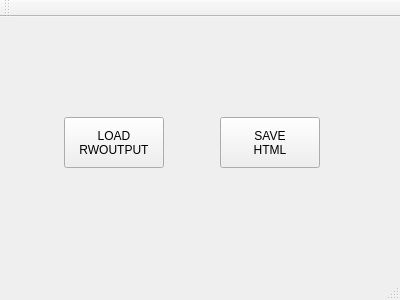
Before: the Qt Designer form mainwindow.ui in farling42/RWoutput, drawn with Qt 5.
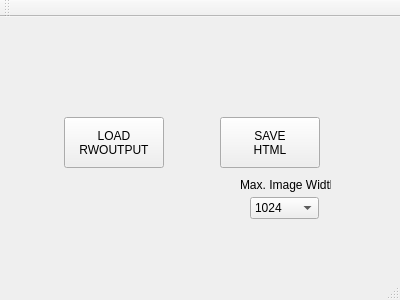
After: the same form once the commit is applied.

Commit message: Provide a way of limiting the maximum allowed size of an image file. The scaling is kept as a binary size of the original image, to avoid loss of clarity (e.g. 1/2, 1/4, 1/8, 1/16 size)

```diff
--- a/mainwindow.ui
+++ b/mainwindow.ui
@@ -42,6 +42,52 @@
 HTML</string>
     </property>
    </widget>
+   <widget class="QComboBox" name="maxImageWidth">
+    <property name="geometry">
+     <rect>
+      <x>250</x>
+      <y>180</y>
+      <width>69</width>
+      <height>22</height>
+     </rect>
+    </property>
+    <property name="currentIndex">
+     <number>2</number>
+    </property>
+    <item>
+     <property name="text">
+      <string>Original Size</string>
+     </property>
+    </item>
+    <item>
+     <property name="text">
+      <string>512</string>
+     </property>
+    </item>
+    <item>
+     <property name="text">
+      <string>1024</string>
+     </property>
+    </item>
+    <item>
+     <property name="text">
+      <string>2048</string>
+     </property>
+    </item>
+   </widget>
+   <widget class="QLabel" name="label">
+    <property name="geometry">
+     <rect>
+      <x>240</x>
+      <y>160</y>
+      <width>91</width>
+      <height>16</height>
+     </rect>
+    </property>
+    <property name="text">
+     <string>Max. Image Width</string>
+    </property>
+   </widget>
   </widget>
   <widget class="QMenuBar" name="menuBar">
    <property name="geometry">
```
The commit also changes 3 other files.
